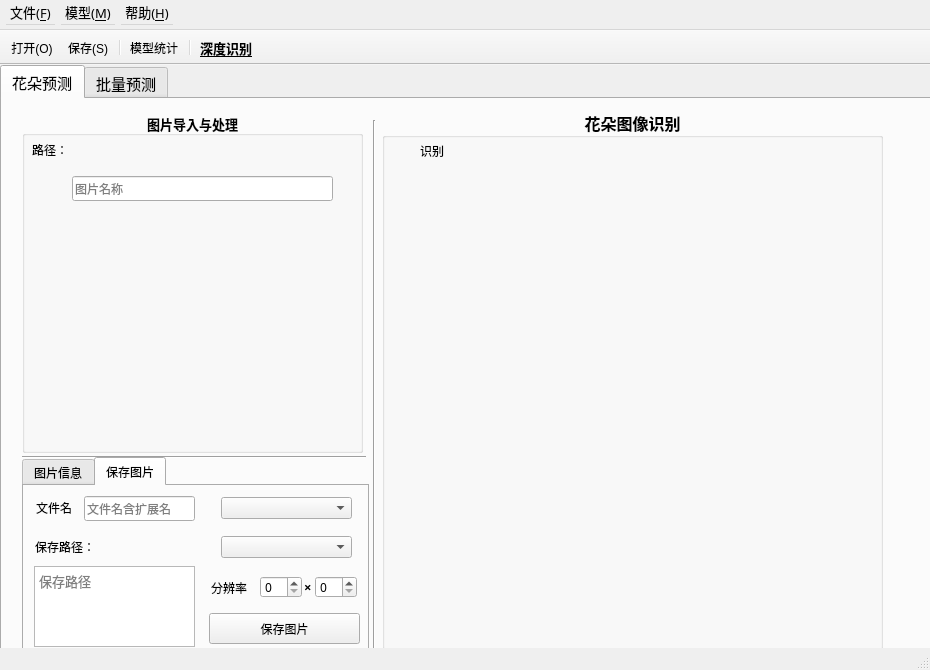
Rvioleck/FlowerClassification, file MainWindowFlower.ui: the form before one commit.
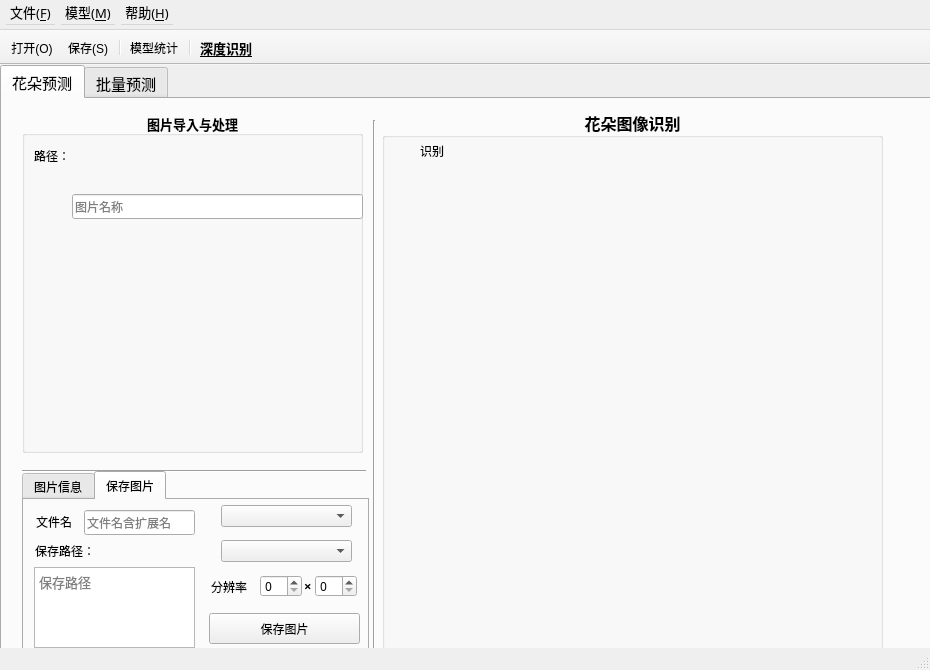
The form after the commit. The open tabs and pages were chosen to show the change. Icons and pictures are not drawn. Custom widgets are drawn as their Qt base class.

Diff of the .ui file:
```diff
--- a/MainWindowFlower.ui
+++ b/MainWindowFlower.ui
@@ -105,8 +105,8 @@
       <widget class="ImageLabel" name="imageLabel">
        <property name="geometry">
         <rect>
-         <x>50</x>
-         <y>100</y>
+         <x>54</x>
+         <y>120</y>
          <width>224</width>
          <height>224</height>
         </rect>
@@ -162,8 +162,8 @@
        <property name="geometry">
         <rect>
          <x>50</x>
-         <y>64</y>
-         <width>261</width>
+         <y>82</y>
+         <width>291</width>
          <height>25</height>
         </rect>
        </property>
@@ -195,8 +195,8 @@
         <rect>
          <x>50</x>
          <y>23</y>
-         <width>261</width>
-         <height>34</height>
+         <width>291</width>
+         <height>50</height>
         </rect>
        </property>
        <property name="sizePolicy">
@@ -219,20 +219,14 @@
        </property>
        <property name="font">
         <font>
-         <family>微软雅黑 Light</family>
+         <family>微软雅黑</family>
          <pointsize>8</pointsize>
-         <bold>true</bold>
+         <bold>false</bold>
         </font>
        </property>
        <property name="cursor">
         <cursorShape>WhatsThisCursor</cursorShape>
        </property>
-       <property name="textFormat">
-        <enum>Qt::RichText</enum>
-       </property>
-       <property name="scaledContents">
-        <bool>true</bool>
-       </property>
        <property name="alignment">
         <set>Qt::AlignLeading|Qt::AlignLeft|Qt::AlignTop</set>
        </property>
@@ -246,8 +240,8 @@
       <widget class="QLabel" name="label_2">
        <property name="geometry">
         <rect>
-         <x>10</x>
-         <y>30</y>
+         <x>12</x>
+         <y>36</y>
          <width>31</width>
          <height>16</height>
         </rect>
@@ -267,7 +261,7 @@
        <property name="geometry">
         <rect>
          <x>10</x>
-         <y>60</y>
+         <y>78</y>
          <width>31</width>
          <height>31</height>
         </rect>
@@ -299,7 +293,7 @@
        <property name="geometry">
         <rect>
          <x>310</x>
-         <y>282</y>
+         <y>293</y>
          <width>31</width>
          <height>31</height>
         </rect>
@@ -571,7 +565,7 @@
       <property name="geometry">
        <rect>
         <x>20</x>
-        <y>327</y>
+        <y>336</y>
         <width>31</width>
         <height>31</height>
        </rect>
@@ -606,7 +600,7 @@
       <property name="geometry">
        <rect>
         <x>330</x>
-        <y>327</y>
+        <y>337</y>
         <width>31</width>
         <height>30</height>
        </rect>
@@ -642,7 +636,7 @@
       <property name="geometry">
        <rect>
         <x>20</x>
-        <y>348</y>
+        <y>362</y>
         <width>344</width>
         <height>20</height>
        </rect>
@@ -655,9 +649,9 @@
       <property name="geometry">
        <rect>
         <x>20</x>
-        <y>358</y>
+        <y>372</y>
         <width>347</width>
-        <height>195</height>
+        <height>181</height>
        </rect>
       </property>
       <property name="font">
@@ -680,7 +674,7 @@
           <x>0</x>
           <y>0</y>
           <width>336</width>
-          <height>161</height>
+          <height>151</height>
          </rect>
         </property>
         <property name="font">
@@ -700,7 +694,7 @@
          <bool>true</bool>
         </property>
         <property name="placeholderText">
-         <string/>
+         <string>未导入图片</string>
         </property>
        </widget>
       </widget>
@@ -712,7 +706,7 @@
         <property name="geometry">
          <rect>
           <x>185</x>
-          <y>127</y>
+          <y>113</y>
           <width>151</width>
           <height>31</height>
          </rect>
@@ -790,7 +784,7 @@
         <property name="geometry">
          <rect>
           <x>10</x>
-          <y>80</y>
+          <y>67</y>
           <width>161</width>
           <height>81</height>
          </rect>
@@ -819,7 +813,7 @@
         <property name="geometry">
          <rect>
           <x>11</x>
-          <y>53</y>
+          <y>43</y>
           <width>61</width>
           <height>16</height>
          </rect>
@@ -832,7 +826,7 @@
         <property name="geometry">
          <rect>
           <x>73</x>
-          <y>51</y>
+          <y>41</y>
           <width>24</width>
           <height>22</height>
          </rect>
@@ -864,7 +858,7 @@
         <property name="geometry">
          <rect>
           <x>197</x>
-          <y>11</y>
+          <y>5</y>
           <width>131</width>
           <height>22</height>
          </rect>
@@ -924,7 +918,7 @@
         <property name="geometry">
          <rect>
           <x>197</x>
-          <y>50</y>
+          <y>40</y>
           <width>131</width>
           <height>22</height>
          </rect>
@@ -984,7 +978,7 @@
         <property name="geometry">
          <rect>
           <x>291</x>
-          <y>90</y>
+          <y>75</y>
           <width>42</width>
           <height>22</height>
          </rect>
@@ -1000,7 +994,7 @@
         <property name="geometry">
          <rect>
           <x>236</x>
-          <y>90</y>
+          <y>75</y>
           <width>42</width>
           <height>22</height>
          </rect>
@@ -1016,7 +1010,7 @@
         <property name="geometry">
          <rect>
           <x>280</x>
-          <y>93</y>
+          <y>78</y>
           <width>16</width>
           <height>16</height>
          </rect>
@@ -1036,7 +1030,7 @@
         <property name="geometry">
          <rect>
           <x>187</x>
-          <y>94</y>
+          <y>79</y>
           <width>41</width>
           <height>16</height>
          </rect>
@@ -1668,7 +1662,7 @@
      <widget class="QPushButton" name="statisticsButton">
       <property name="geometry">
        <rect>
-        <x>832</x>
+        <x>834</x>
         <y>520</y>
         <width>30</width>
         <height>30</height>
```
